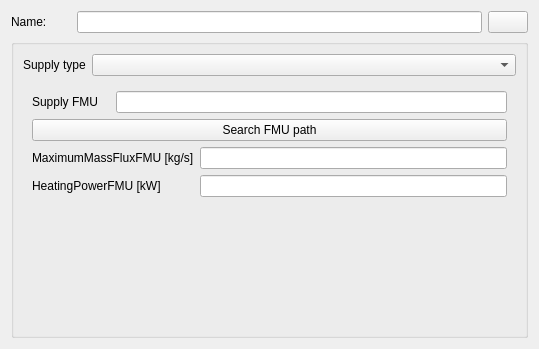
The window that SIM-VICUS/src/SVDBSupplySystemEditWidget.ui (ghorwin/SIM-VICUS) describes before a commit, drawn with Qt 5.
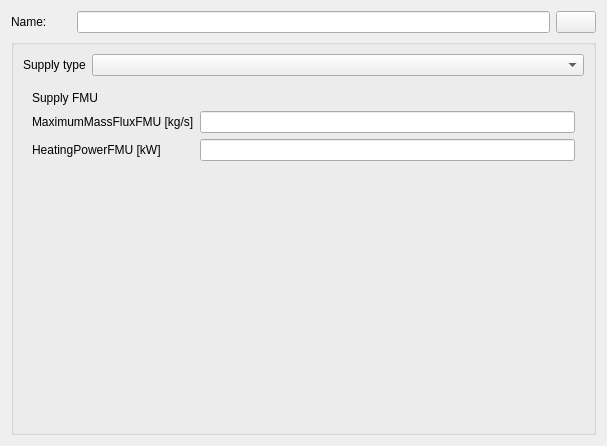
The same window after the commit. Custom widgets are drawn as their Qt base class.

The edit to the form file:
```diff
--- a/SIM-VICUS/src/SVDBSupplySystemEditWidget.ui
+++ b/SIM-VICUS/src/SVDBSupplySystemEditWidget.ui
@@ -6,8 +6,8 @@
    <rect>
     <x>0</x>
     <y>0</y>
-    <width>539</width>
-    <height>349</height>
+    <width>607</width>
+    <height>446</height>
    </rect>
   </property>
   <property name="sizePolicy">
@@ -19,8 +19,10 @@
   <property name="windowTitle">
    <string>Form</string>
   </property>
-  <layout class="QGridLayout" name="gridLayout">
-   <item row="0" column="0">
+  <layout class="QVBoxLayout" name="verticalLayout">
+   <item>
+    <layout class="QHBoxLayout" name="horizontalLayout">
+     <item>
     <widget class="QLabel" name="labelDisplayName">
      <property name="minimumSize">
       <size>
@@ -33,10 +35,10 @@
      </property>
     </widget>
    </item>
-   <item row="0" column="1">
+     <item>
     <widget class="QtExt::LanguageStringEditWidget1" name="lineEditName"/>
    </item>
-   <item row="0" column="2">
+     <item>
     <widget class="QtExt::ColorButton" name="pushButtonColor">
      <property name="sizePolicy">
       <sizepolicy hsizetype="Fixed" vsizetype="Fixed">
@@ -52,7 +54,9 @@
      </property>
     </widget>
    </item>
-   <item row="1" column="0" colspan="3">
+    </layout>
+   </item>
+   <item>
     <widget class="QGroupBox" name="groupBox">
      <property name="sizePolicy">
       <sizepolicy hsizetype="Expanding" vsizetype="Preferred">
@@ -63,8 +67,10 @@
      <property name="title">
       <string/>
      </property>
-     <layout class="QFormLayout" name="formLayout">
-      <item row="0" column="0">
+     <layout class="QVBoxLayout" name="verticalLayout_2">
+      <item>
+       <layout class="QHBoxLayout" name="horizontalLayout_2">
+        <item>
        <widget class="QLabel" name="label">
         <property name="sizePolicy">
          <sizepolicy hsizetype="Preferred" vsizetype="Preferred">
@@ -77,7 +83,7 @@
         </property>
        </widget>
       </item>
-      <item row="0" column="1">
+        <item>
        <widget class="QComboBox" name="comboBoxSupplyType">
         <property name="sizePolicy">
          <sizepolicy hsizetype="Expanding" vsizetype="Fixed">
@@ -87,7 +93,9 @@
         </property>
        </widget>
       </item>
-      <item row="1" column="0" colspan="2">
+       </layout>
+      </item>
+      <item>
        <widget class="QStackedWidget" name="stackedWidgetSupply">
         <property name="sizePolicy">
          <sizepolicy hsizetype="Expanding" vsizetype="Preferred">
@@ -138,7 +146,7 @@
         <widget class="QWidget" name="pageSubNetwork"/>
         <widget class="QWidget" name="pageDatabaseFMU"/>
         <widget class="QWidget" name="pageUserDefinedFMU">
-         <layout class="QGridLayout" name="gridLayout_2">
+         <layout class="QFormLayout" name="formLayout_2">
           <item row="0" column="0">
            <widget class="QLabel" name="label_6">
             <property name="text">
@@ -146,55 +154,29 @@
             </property>
            </widget>
           </item>
-          <item row="0" column="1" colspan="2">
-           <widget class="QLineEdit" name="lineEditSupplyFMUName"/>
+          <item row="0" column="1">
+           <widget class="QtExt::BrowseFilenameWidget" name="widgetBrowseFileNameSupplyFMU" native="true"/>
           </item>
-          <item row="2" column="0" colspan="2">
+          <item row="1" column="0">
            <widget class="QLabel" name="label_4">
             <property name="text">
              <string>MaximumMassFluxFMU [kg/s]</string>
             </property>
            </widget>
           </item>
-          <item row="2" column="2">
+          <item row="1" column="1">
            <widget class="QtExt::ValidatingLineEdit" name="lineEditMaxMassFluxFMU"/>
           </item>
-          <item row="3" column="0" colspan="2">
+          <item row="2" column="0">
            <widget class="QLabel" name="label_5">
             <property name="text">
              <string>HeatingPowerFMU [kW]</string>
             </property>
            </widget>
           </item>
-          <item row="3" column="2">
+          <item row="2" column="1">
            <widget class="QtExt::ValidatingLineEdit" name="lineEditHeatingPowerFMU"/>
           </item>
-          <item row="4" column="0">
-           <spacer name="verticalSpacer">
-            <property name="orientation">
-             <enum>Qt::Vertical</enum>
-            </property>
-            <property name="sizeHint" stdset="0">
-             <size>
-              <width>20</width>
-              <height>40</height>
-             </size>
-            </property>
-           </spacer>
-          </item>
-          <item row="1" column="0" colspan="3">
-           <widget class="QPushButton" name="pushButtonFMUPath">
-            <property name="sizePolicy">
-             <sizepolicy hsizetype="Expanding" vsizetype="Fixed">
-              <horstretch>0</horstretch>
-              <verstretch>0</verstretch>
-             </sizepolicy>
-            </property>
-            <property name="text">
-             <string>Search FMU path</string>
-            </property>
-           </widget>
-          </item>
          </layout>
         </widget>
         <widget class="QWidget" name="pageEmpty"/>
@@ -206,17 +188,6 @@
   </layout>
  </widget>
  <customwidgets>
-  <customwidget>
-   <class>QtExt::ColorButton</class>
-   <extends>QPushButton</extends>
-   <header location="global">QtExt_ColorButton.h</header>
-  </customwidget>
-  <customwidget>
-   <class>QtExt::LanguageStringEditWidget1</class>
-   <extends>QLineEdit</extends>
-   <header location="global">QtExt_LanguageStringEditWidget1.h</header>
-   <container>1</container>
-  </customwidget>
   <customwidget>
    <class>QtExt::ValidatingLineEdit</class>
    <extends>QLineEdit</extends>
@@ -225,6 +196,23 @@
     <signal>editingFinishedSuccessfully()</signal>
    </slots>
   </customwidget>
+  <customwidget>
+   <class>QtExt::ColorButton</class>
+   <extends>QPushButton</extends>
+   <header location="global">QtExt_ColorButton.h</header>
+  </customwidget>
+  <customwidget>
+   <class>QtExt::LanguageStringEditWidget1</class>
+   <extends>QLineEdit</extends>
+   <header location="global">QtExt_LanguageStringEditWidget1.h</header>
+   <container>1</container>
+  </customwidget>
+  <customwidget>
+   <class>QtExt::BrowseFilenameWidget</class>
+   <extends>QWidget</extends>
+   <header>QtExt_BrowseFilenameWidget.h</header>
+   <container>1</container>
+  </customwidget>
  </customwidgets>
  <resources/>
  <connections/>
```
Left out of the diff: 15 changed lines with no effect on the pictures. Lines whose indentation alone changed are shown as unchanged.
